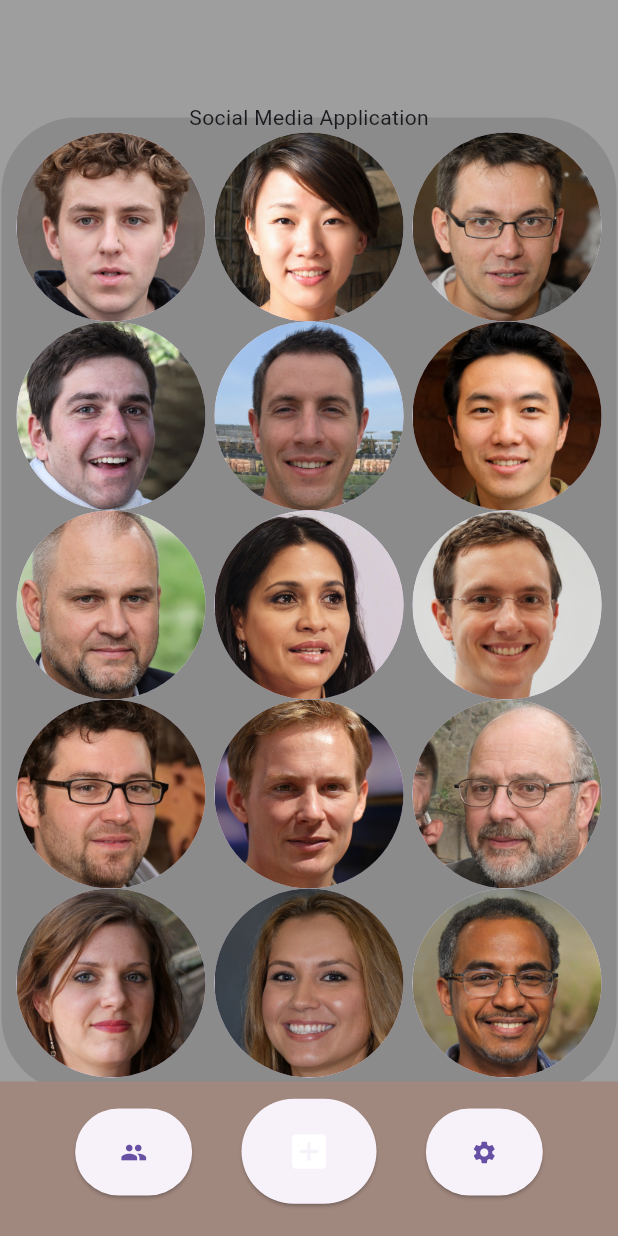
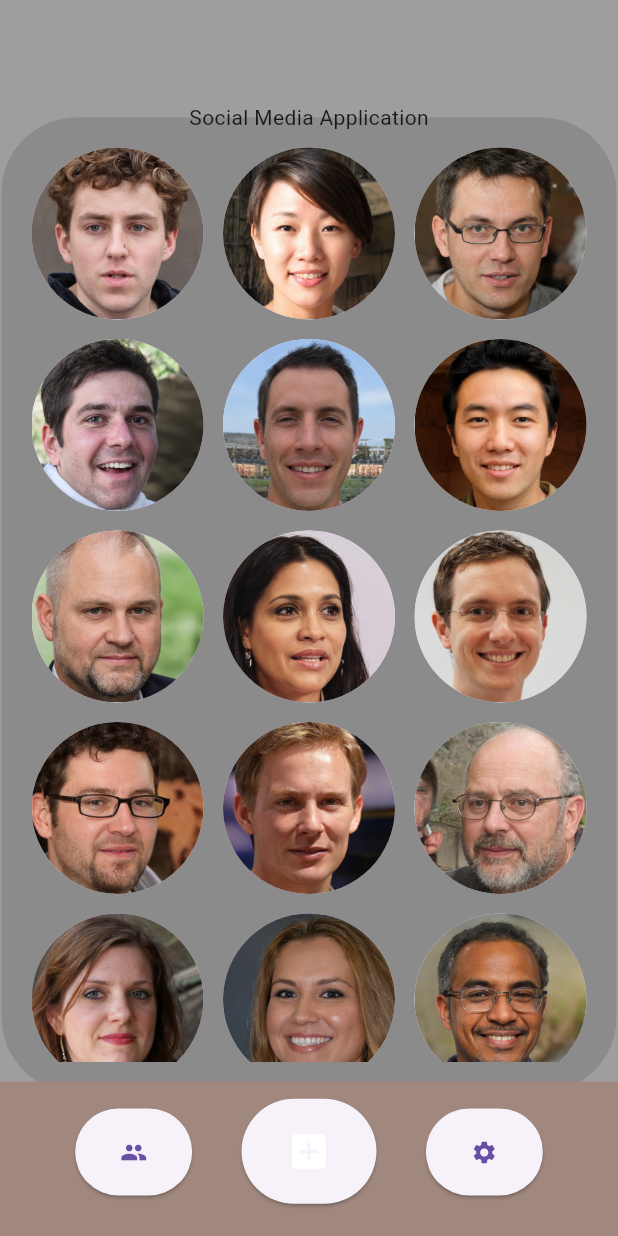
Before and after one commit to RhysRoo/UniFlutterProject, a Flutter app: the screen it shows after launch, on a phone screen of 412 x 824 dp. Run offline on Flutter 3.47's test engine with Material 3 defaults, Android fonts, the phone set to English and light mode, and no system bars.

Commit message:
added_test_home_page

```diff
--- a/lib/main.dart
+++ b/lib/main.dart
@@ -2,6 +2,7 @@ import 'package:flutter/material.dart';
 // import 'package:flutter/services.dart';
 // import 'node.dart';
 import 'home_page.dart';
+import 'test_home.dart';
 
 // List<Node> decisionMap = [];
 
@@ -26,7 +27,7 @@ void main() async {
 
   runApp(
     const MaterialApp(
-      home: HomePage(),
+      home: TestHomePage(),
     ),
   );
 }
--- /dev/null
+++ b/lib/test_home.dart
@@ -0,0 +1,169 @@
+import 'package:flutter/material.dart';
+import 'user_post.dart';
+import 'settings.dart';
+
+void userPostButtonHandler(BuildContext context) {
+  Navigator.push(
+    context,
+    MaterialPageRoute(builder: (context) => const UserPost()),
+  );
+}
+
+void settingsButtonHandler(BuildContext context) {
+  Navigator.push(
+    context,
+    MaterialPageRoute(builder: (context) => const Settings()),
+  );
+}
+
+class TestHomePage extends StatefulWidget {
+  const TestHomePage({Key? key}) : super(key: key);
+
+  @override
+  State<TestHomePage> createState() => _HomePageState();
+}
+
+List<String> imagePaths = [
+  'assets/images/profile_pics/1.jpeg',
+  'assets/images/profile_pics/2.jpeg',
+  'assets/images/profile_pics/3.jpeg',
+  'assets/images/profile_pics/4.jpeg',
+  'assets/images/profile_pics/5.jpeg',
+  'assets/images/profile_pics/6.jpeg',
+  'assets/images/profile_pics/7.jpeg',
+  'assets/images/profile_pics/8.jpeg',
+  'assets/images/profile_pics/9.jpeg',
+  'assets/images/profile_pics/10.jpeg',
+  'assets/images/profile_pics/11.jpeg',
+  'assets/images/profile_pics/12.jpeg',
+  'assets/images/profile_pics/13.jpeg',
+  'assets/images/profile_pics/14.jpeg',
+  'assets/images/profile_pics/15.jpeg',
+];
+
+class _HomePageState extends State<TestHomePage> {
+  late int iD;
+  late int nextID;
+  String description = '';
+
+  @override
+  Widget build(BuildContext context) {
+    return Scaffold(
+      backgroundColor: Colors.grey,
+      body: Align(
+        alignment: Alignment.center,
+        child: SizedBox(
+          height: MediaQuery.of(context).size.height,
+          width: MediaQuery.of(context).size.width,
+          child: Stack(
+            alignment: Alignment.topLeft,
+            children: [
+              const Align(
+                alignment: Alignment(0.0, -0.83),
+                child: Text('Social Media Application'),
+              ),
+              Align(
+                alignment: const Alignment(0.0, -0.1),
+                child: Container(
+                  width: 410,
+                  height: 650,
+                  decoration: const BoxDecoration(
+                    color: Colors.black12,
+                    borderRadius: BorderRadius.horizontal(
+                        left: Radius.circular(50), right: Radius.circular(50)),
+                  ),
+                  child: ClipRRect(
+                    borderRadius: const BorderRadius.horizontal(
+                        left: Radius.circular(50), right: Radius.circular(50)),
+                    child: Padding(
+                      padding: const EdgeInsets.all(20.0),
+                      child: Stack(children: [
+                        Align(
+                          alignment: const Alignment(0.0, 0.0),
+                          child: GridView.builder(
+                            itemCount: imagePaths.length,
+                            gridDelegate:
+                                const SliverGridDelegateWithFixedCrossAxisCount(
+                              crossAxisCount: 3,
+                              crossAxisSpacing: 13,
+                              mainAxisSpacing: 13,
+                            ),
+                            itemBuilder: (BuildContext context, int index) {
+                              return InkWell(
+                                onTap: () {
+                                  userPostButtonHandler(context);
+                                },
+                                child: CircleAvatar(
+                                  backgroundImage:
+                                      AssetImage(imagePaths[index]),
+                                ),
+                              );
+                            },
+                          ),
+                        ),
+                      ]),
+                    ),
+                  ),
+                ),
+              ),
+              Align(
+                alignment: const Alignment(0.0, 1.0),
+                child: Container(
+                  width: MediaQuery.of(context).size.width,
+                  height: MediaQuery.of(context).size.width * 0.25,
+                  decoration: BoxDecoration(
+                    color: Colors.brown[300],
+                    borderRadius: const BorderRadius.horizontal(),
+                  ),
+                  child: Stack(
+                    children: [
+                      Align(
+                        alignment: const Alignment(-0.7, -0.2),
+                        child: ElevatedButton(
+                          onPressed: () {},
+                          style: ElevatedButton.styleFrom(
+                            padding: const EdgeInsets.symmetric(
+                                vertical: 20, horizontal: 30),
+                          ),
+                          child: const Icon(Icons.people),
+                        ),
+                      ),
+                      Align(
+                        alignment: const Alignment(0.0, -0.3),
+                        child: ElevatedButton(
+                          onPressed: () {},
+                          style: ElevatedButton.styleFrom(
+                            padding: const EdgeInsets.symmetric(
+                                vertical: 20, horizontal: 30),
+                          ),
+                          child: const Icon(
+                            Icons.add_box,
+                            color: Colors.white,
+                            size: 30.0,
+                          ),
+                        ),
+                      ),
+                      Align(
+                        alignment: const Alignment(0.7, -0.2),
+                        child: ElevatedButton(
+                          onPressed: () {
+                            settingsButtonHandler(context);
+                          },
+                          style: ElevatedButton.styleFrom(
+                            padding: const EdgeInsets.symmetric(
+                                vertical: 20, horizontal: 30),
+                          ),
+                          child: const Icon(Icons.settings),
+                        ),
+                      ),
+                    ],
+                  ),
+                ),
+              ),
+            ],
+          ),
+        ),
+      ),
+    ); //end of scaffold
+  }
+}
```
